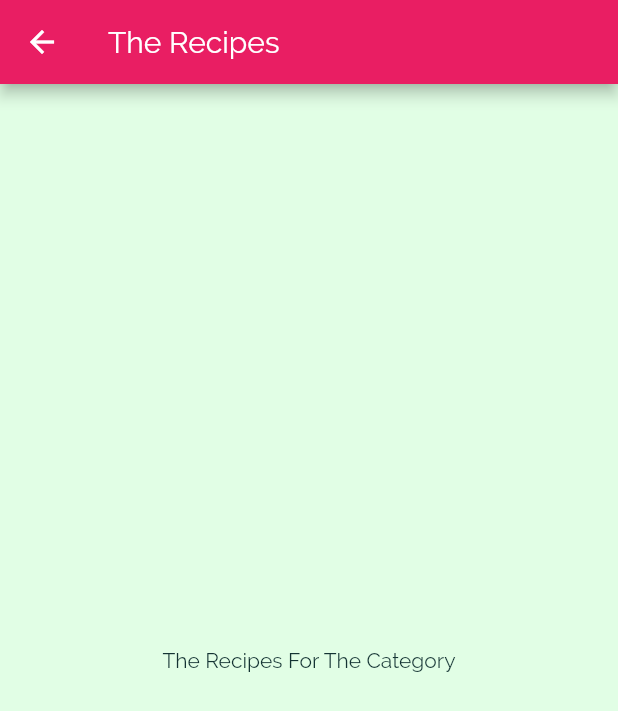
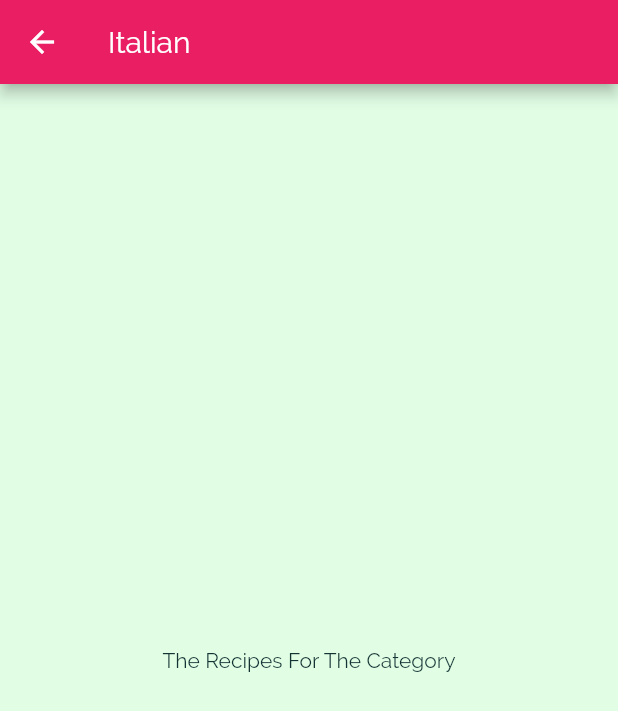
Before and after one commit to sanjoli63/Meals-App, a Flutter app: the screen it shows after launch, after a tap on "Italian", on a phone screen of 412 x 824 dp. Shown: the top 711 px of the screen. Run offline on Flutter 3.47's test engine with Material 2 defaults, Android fonts, the phone set to English and light mode, and no system bars.

Commit message:
category meal screen

```diff
--- a/lib/categories_screen.dart
+++ b/lib/categories_screen.dart
@@ -13,6 +13,7 @@ class CategoriesScreen extends StatelessWidget {
           padding: const EdgeInsets.all(25),
           children: DUMMY_CATEGORIES
               .map((catData) => CategoryItem(
+                    catData.id,
                     catData.title,
                     catData.color,
                   ))
--- a/lib/category_item.dart
+++ b/lib/category_item.dart
@@ -2,17 +2,23 @@ import 'package:flutter/material.dart';
 import 'package:meals_app/category_meals.dart';
 
 class CategoryItem extends StatelessWidget {
+  final String id;
   final String title;
   final Color color;
 
   CategoryItem(
+    this.id,
     this.title,
     this.color,
   );
   void selectCategory(BuildContext ctx) {
-    Navigator.of(ctx).push(MaterialPageRoute(builder: (_) {
-      return CategoryMealsScreen();
-    }));
+    Navigator.of(ctx).push(
+      MaterialPageRoute(
+        builder: (_) {
+          return CategoryMealsScreen(id, title);
+        },
+      ),
+    );
   }
 
   @override
--- a/lib/category_meals.dart
+++ b/lib/category_meals.dart
@@ -1,11 +1,19 @@
 import 'package:flutter/material.dart';
 
 class CategoryMealsScreen extends StatelessWidget {
+  final String categoryId;
+  final String categoryTitle;
+
+  CategoryMealsScreen(
+    this.categoryId,
+    this.categoryTitle,
+  );
+
   @override
   Widget build(BuildContext context) {
     return Scaffold(
       appBar: AppBar(
-        title: Text('The Recipes'),
+        title: Text(categoryTitle),
       ),
       body: Center(
         child: Text(
```
